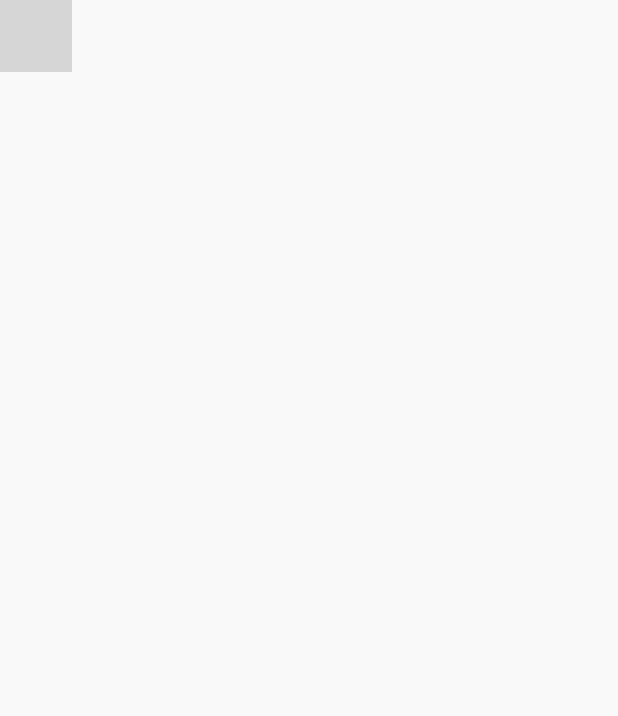
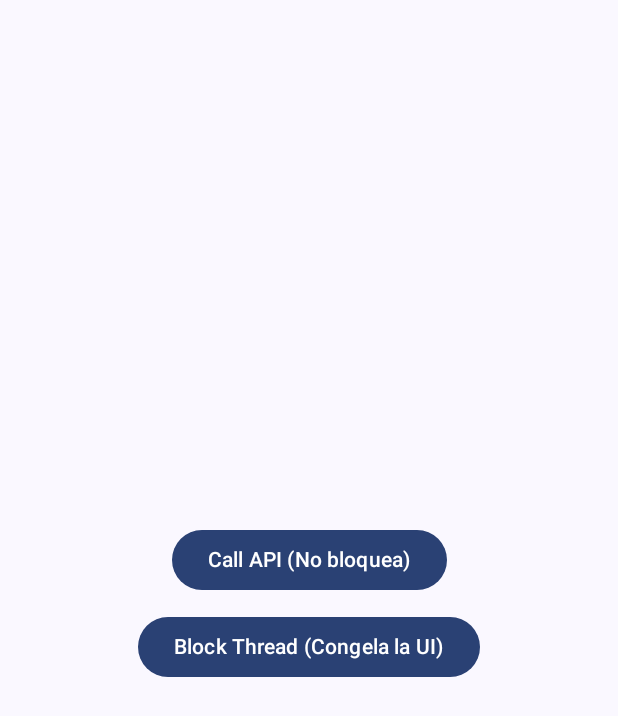
Before and after one commit to VanessaMolina5/Dashboard_Practice, an Android app built with Jetpack Compose: the screen it shows after launch (MainActivity), on a phone screen of 412 x 824 dp. Shown: the top 716 px of the screen. Run offline under Robolectric (Android 15) with nearby library versions, the phone set to English and light mode, and no system bars; grey boxes are pictures that could not be loaded.

```diff
--- a/app/src/main/java/com/example/cuartitosa/MainActivity.kt
+++ b/app/src/main/java/com/example/cuartitosa/MainActivity.kt
@@ -4,22 +4,80 @@ import android.os.Bundle
 import androidx.activity.ComponentActivity
 import androidx.activity.compose.setContent
 import androidx.activity.enableEdgeToEdge
-import com.example.cuartitosa.ui.theme.CuartitosaTheme
-import androidx.compose.material3.Surface
-import androidx.compose.material3.MaterialTheme
-import androidx.compose.material3.MaterialTheme.colorScheme
-import com.example.cuartitosa.Navigation.AppNavigation
+import androidx.activity.viewModels
+import androidx.compose.foundation.layout.Arrangement
+import androidx.compose.foundation.layout.Column
+import androidx.compose.foundation.layout.PaddingValues
+import androidx.compose.foundation.layout.Spacer
+import androidx.compose.foundation.layout.fillMaxSize
+import androidx.compose.foundation.layout.height
+import androidx.compose.foundation.layout.padding
+import androidx.compose.material3.Button
+import androidx.compose.material3.CircularProgressIndicator
+import androidx.compose.material3.Scaffold
+import androidx.compose.material3.Text
+import androidx.compose.runtime.Composable
+import androidx.compose.ui.Alignment
+import androidx.compose.ui.Modifier
+import androidx.compose.ui.unit.dp
+import com.example.cuartitosa.ui.theme.CuartitosATheme
+import com.example.cuartitosa.viewModels.CoroutineViewModel
 
 class MainActivity : ComponentActivity() {
+
+    private val viewModel: CoroutineViewModel by viewModels()
+
     override fun onCreate(savedInstanceState: Bundle?) {
         super.onCreate(savedInstanceState)
         enableEdgeToEdge()
         setContent {
             CuartitosATheme {
-                Surface(color = colorScheme.background) {
-                    AppNavigation()
-                }
+                Scaffold(modifier = Modifier.fillMaxSize()) { innerPadding ->
+                    Content(innerPadding, viewModel)
                 }
             }
         }
     }
+}
+
+
+@Composable
+fun Content(paddingValues: PaddingValues, viewModel: CoroutineViewModel){
+    Column(
+        modifier= Modifier
+            .padding(paddingValues)
+            .fillMaxSize(),
+        horizontalAlignment = Alignment.CenterHorizontally,
+        verticalArrangement = Arrangement.Center
+    ){
+        Button(
+            onClick={
+                viewModel.callToApi()
+            },
+            enabled = !viewModel.isLoading.value
+        ){
+            Text("Call API (No bloquea)")
+        }
+
+        Spacer(modifier=Modifier.height(10.dp))
+
+        Button(
+            onClick={
+                viewModel.block()
+            },
+            enabled = !viewModel.isLoading.value
+        ){
+            Text("Block Thread (Congela la UI)")
+        }
+
+        Spacer(modifier=Modifier.height(20.dp))
+
+        if (viewModel.isLoading.value){
+            CircularProgressIndicator()
+        }
+
+        if (viewModel.result.value.isNotEmpty()){
+            Text(viewModel.result.value)
+        }
+    }
+}
```
Also changed, not shown: app/src/main/java/com/example/cuartitosa/viewModels/CoroutineViewModel.kt (added, +33 -0 lines).
